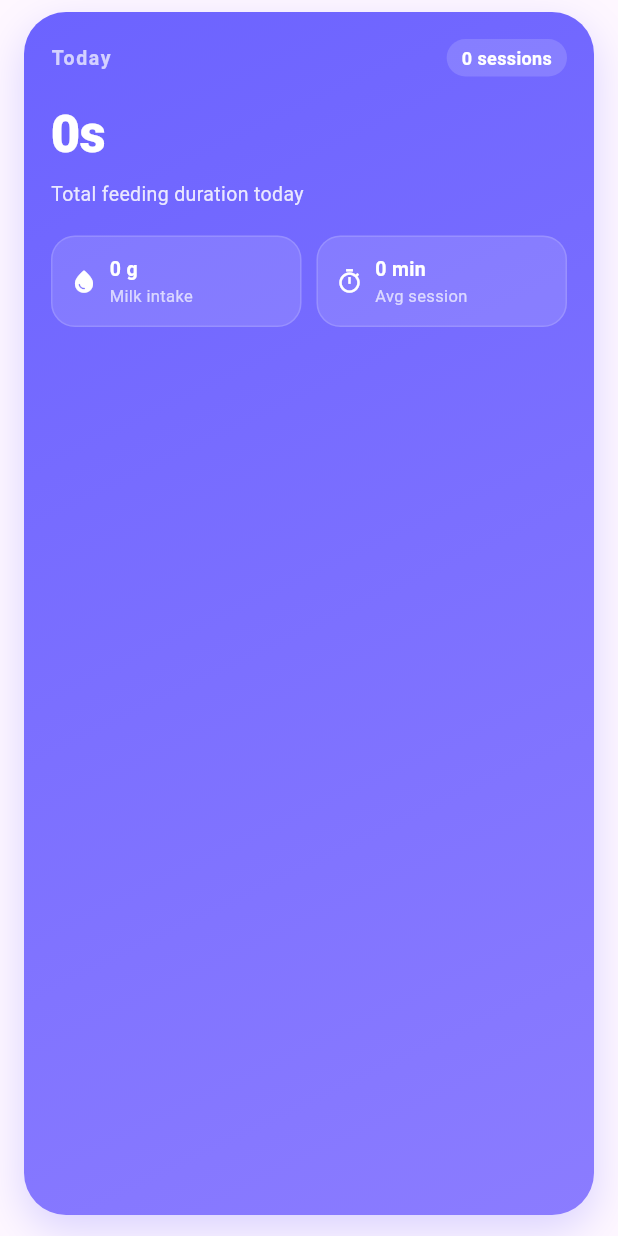
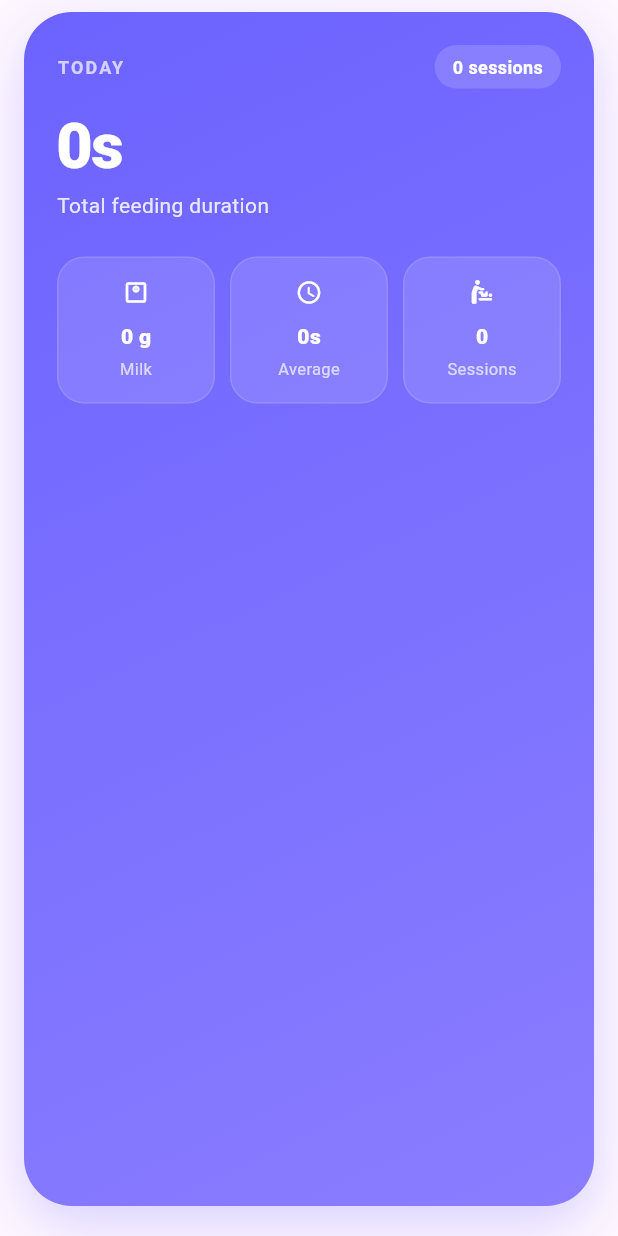
Before and after one commit to m3hm3tcan/Leyumi, a Flutter app: the TodaySummaryCard widget shown alone on an empty page, opened directly with empty values, on a phone screen of 412 x 824 dp. Run offline on Flutter 3.47's test engine with Material 3 defaults, Android fonts, the phone set to English and light mode, and no system bars; our stand-ins replace google_fonts, shared_preferences; accounts and stored records are empty.

Commit message:
session card update

```diff
--- a/lib/features/feeding/feeding_controller.dart
+++ b/lib/features/feeding/feeding_controller.dart
@@ -21,7 +21,7 @@ class FeedingController {
     endWeightGr = weightGr;
   }
 
-  void startSide(String side) {
+  void startSide(FeedingSide  side) {
     if (currentSession == null) {
       currentSession = FeedingSession(
         startTime: DateTime.now(),
@@ -39,7 +39,7 @@ class FeedingController {
     });
   }
 
-  FeedingEntry stopSide(String side) {
+  FeedingEntry stopSide(FeedingSide side) {
     _timer?.cancel();
 
     final entry = FeedingEntry(
--- a/lib/features/feeding/feeding_entry.dart
+++ b/lib/features/feeding/feeding_entry.dart
@@ -1,5 +1,7 @@
+enum FeedingSide { left, right }
+
 class FeedingEntry {
-  final String side; // "left" or "right"
+  final FeedingSide side;
   final Duration duration;
 
   FeedingEntry({
@@ -8,13 +10,15 @@ class FeedingEntry {
   });
 
   Map<String, dynamic> toJson() => {
-        "side": side,
+        "side": side.name,
         "duration": duration.inSeconds,
       };
 
   factory FeedingEntry.fromJson(Map<String, dynamic> json) {
     return FeedingEntry(
-      side: json["side"],
+      side: (json["side"] == "left")
+          ? FeedingSide.left
+          : FeedingSide.right,
       duration: Duration(seconds: json["duration"]),
     );
   }
--- a/lib/features/history/widgets/today_summary_card.dart
+++ b/lib/features/history/widgets/today_summary_card.dart
@@ -31,109 +31,121 @@ class TodaySummaryCard extends StatelessWidget {
       (a, b) => a + (b.milkIntakeGr ?? 0),
     );
 
-    final avgSessionMinutes = sessions.isEmpty
-        ? 0
-        : totalDuration.inMinutes ~/ sessions.length;
+    final avgDuration = sessions.isEmpty
+        ? Duration.zero
+        : Duration(
+            seconds: totalDuration.inSeconds ~/ sessions.length,
+          );
 
     return Container(
-      margin: const EdgeInsets.fromLTRB(16, 8, 16, 14),
-      padding: const EdgeInsets.all(18),
+      margin: const EdgeInsets.fromLTRB(16, 8, 16, 20),
+      padding: const EdgeInsets.all(22),
       decoration: BoxDecoration(
-        borderRadius: BorderRadius.circular(28),
-
+        borderRadius: BorderRadius.circular(32),
         gradient: const LinearGradient(
           begin: Alignment.topLeft,
           end: Alignment.bottomRight,
           colors: [
             Color(0xff6C63FF),
-            Color(0xff8B7CFF),
+            Color(0xff8A7DFF),
           ],
         ),
-
         boxShadow: [
           BoxShadow(
-            color: const Color(0xff6C63FF).withOpacity(0.25),
-            blurRadius: 24,
-            offset: const Offset(0, 10),
+            color: const Color(0xff6C63FF).withOpacity(.25),
+            blurRadius: 30,
+            offset: const Offset(0, 12),
           )
         ],
       ),
-
       child: Column(
         crossAxisAlignment: CrossAxisAlignment.start,
         children: [
-          /// HEADER ROW
+          /// TOP BAR
           Row(
             mainAxisAlignment: MainAxisAlignment.spaceBetween,
             children: [
               const Text(
-                "Today",
+                "TODAY",
                 style: TextStyle(
                   color: Colors.white70,
-                  fontSize: 13,
-                  fontWeight: FontWeight.w600,
-                  letterSpacing: 1.1,
+                  fontSize: 12,
+                  fontWeight: FontWeight.w700,
+                  letterSpacing: 1.4,
                 ),
               ),
               Container(
                 padding: const EdgeInsets.symmetric(
-                  horizontal: 10,
-                  vertical: 4,
+                  horizontal: 12,
+                  vertical: 6,
                 ),
                 decoration: BoxDecoration(
-                  color: Colors.white.withOpacity(0.15),
+                  color: Colors.white.withOpacity(.15),
                   borderRadius: BorderRadius.circular(100),
                 ),
                 child: Text(
                   "${sessions.length} sessions",
                   style: const TextStyle(
                     color: Colors.white,
+                    fontWeight: FontWeight.w600,
                     fontSize: 12,
-                    fontWeight: FontWeight.w600,
                   ),
                 ),
               ),
             ],
           ),
 
-          const SizedBox(height: 14),
+          const SizedBox(height: 18),
 
-          /// MAIN VALUE
+          /// HERO NUMBER
           Text(
             _format(totalDuration),
             style: const TextStyle(
               color: Colors.white,
-              fontSize: 34,
-              fontWeight: FontWeight.w800,
-              letterSpacing: -0.5,
+              fontSize: 42,
+              height: 1,
+              fontWeight: FontWeight.w900,
+              letterSpacing: -1,
             ),
           ),
 
-          const SizedBox(height: 6),
+          const SizedBox(height: 8),
 
           Text(
-            "Total feeding duration today",
+            "Total feeding duration",
             style: TextStyle(
-              color: Colors.white.withOpacity(0.85),
-              fontSize: 13,
+              color: Colors.white.withOpacity(.85),
+              fontSize: 14,
             ),
           ),
 
-          const SizedBox(height: 18),
+          const SizedBox(height: 24),
 
-          /// INSIGHTS ROW
+          /// METRICS
           Row(
             children: [
-              _chip(
-                icon: Icons.water_drop_rounded,
-                label: "$totalMilk g",
-                sub: "Milk intake",
+              Expanded(
+                child: _metricCard(
+                  icon: Icons.monitor_weight_outlined,
+                  value: "$totalMilk g",
+                  label: "Milk",
+                ),
               ),
               const SizedBox(width: 10),
-              _chip(
-                icon: Icons.timer_outlined,
-                label: "$avgSessionMinutes min",
-                sub: "Avg session",
+              Expanded(
+                child: _metricCard(
+                  icon: Icons.schedule_rounded,
+                  value: _format(avgDuration),
+                  label: "Average",
+                ),
+              ),
+              const SizedBox(width: 10),
+              Expanded(
+                child: _metricCard(
+                  icon: Icons.baby_changing_station_rounded,
+                  value: sessions.length.toString(),
+                  label: "Sessions",
+                ),
               ),
             ],
           ),
@@ -142,48 +154,51 @@ class TodaySummaryCard extends StatelessWidget {
     );
   }
 
-  Widget _chip({
+  Widget _metricCard({
     required IconData icon,
+    required String value,
     required String label,
-    required String sub,
   }) {
-    return Expanded(
-      child: Container(
-        padding: const EdgeInsets.all(12),
+    return Container(
+      padding: const EdgeInsets.symmetric(
+        horizontal: 10,
+        vertical: 14,
+      ),
       decoration: BoxDecoration(
-          color: Colors.white.withOpacity(0.12),
-          borderRadius: BorderRadius.circular(16),
+        color: Colors.white.withOpacity(.12),
+        borderRadius: BorderRadius.circular(18),
         border: Border.all(
-            color: Colors.white.withOpacity(0.15),
+          color: Colors.white.withOpacity(.12),
         ),
       ),
-        child: Row(
+      child: Column(
         children: [
-            Icon(icon, color: Colors.white, size: 18),
-            const SizedBox(width: 8),
-            Column(
-              crossAxisAlignment: CrossAxisAlignment.start,
-              children: [
+          Icon(
+            icon,
+            size: 18,
+            color: Colors.white,
+          ),
+          const SizedBox(height: 10),
+          Text(
+            value,
+            maxLines: 1,
+            overflow: TextOverflow.ellipsis,
+            style: const TextStyle(
+              color: Colors.white,
+              fontWeight: FontWeight.w800,
+              fontSize: 14,
+            ),
+          ),
+          const SizedBox(height: 4),
           Text(
             label,
-                  style: const TextStyle(
-                    color: Colors.white,
-                    fontWeight: FontWeight.w700,
-                    fontSize: 13,
-                  ),
-                ),
-                Text(
-                  sub,
             style: TextStyle(
-                    color: Colors.white.withOpacity(0.7),
+              color: Colors.white.withOpacity(.7),
               fontSize: 11,
             ),
           ),
         ],
       ),
-          ],
-        ),
-      ),
     );
   }
 }
```
Also changed, not shown: lib/features/feeding/feeding_screen.dart (+20 -12 lines), lib/features/feeding/feeding_session.dart (+40 -6 lines), lib/features/history/widgets/session_card.dart (+17 -27 lines). Lines whose indentation alone changed are shown as unchanged.
